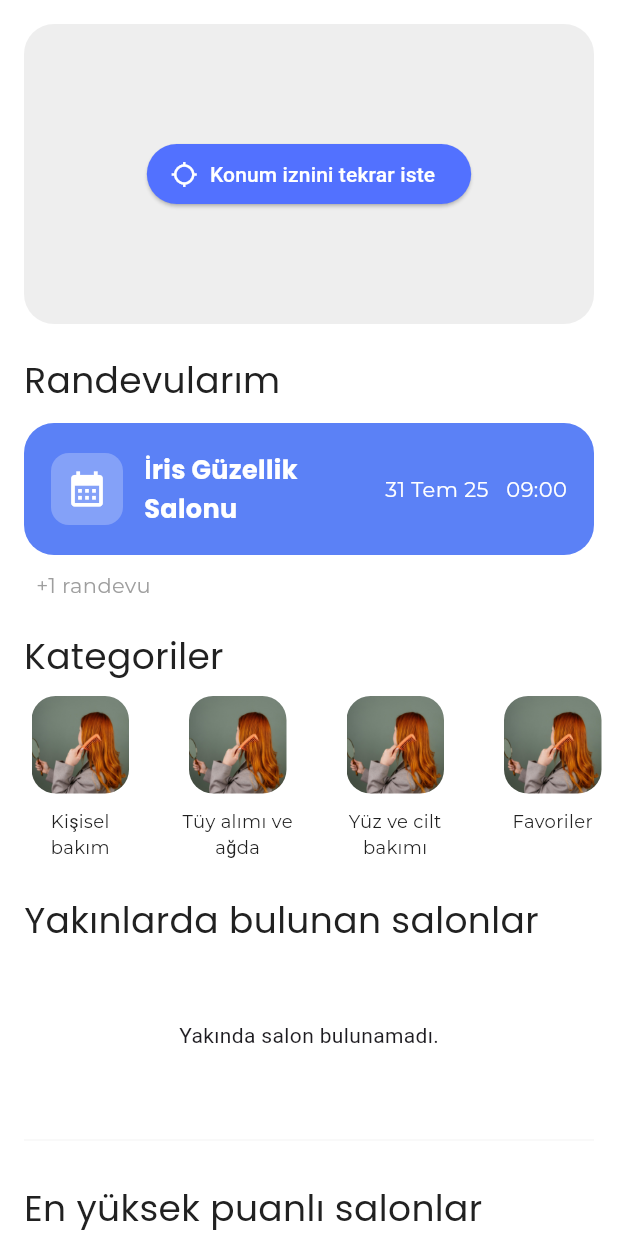
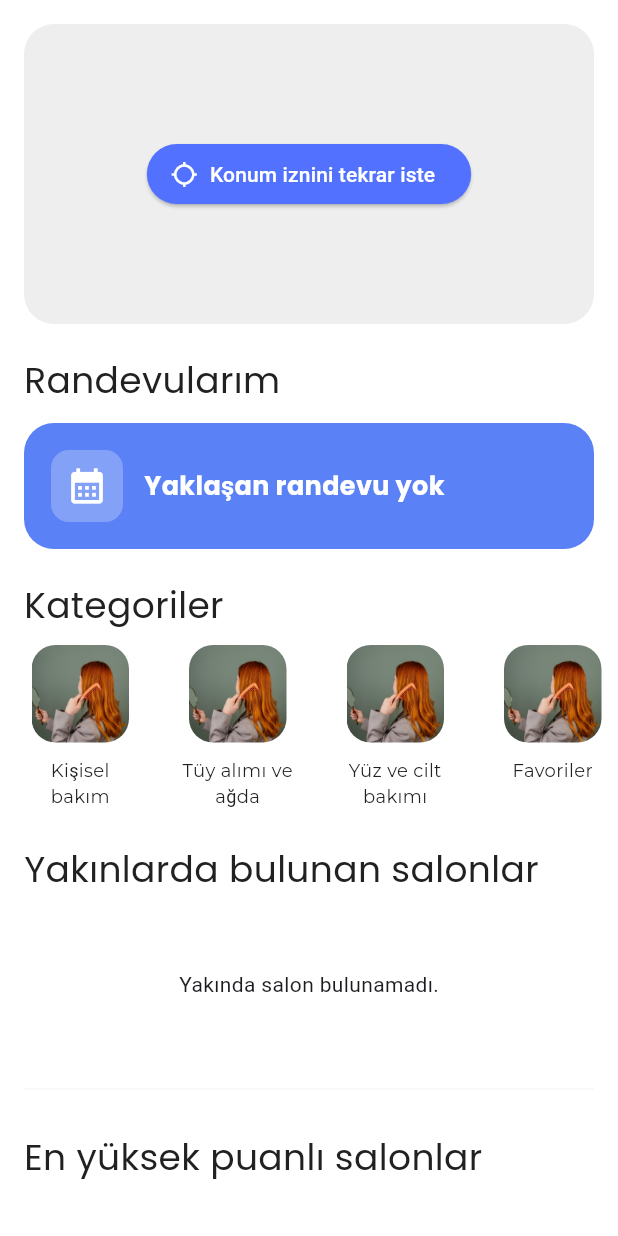
Before and after one commit to mustafazfr/Iris, a Flutter app: the DashboardScreen screen opened directly, after a tap on "Konum iznini tekrar iste", on a phone screen of 412 x 824 dp. Run offline on Flutter 3.47's test engine with Material 3 defaults, Android fonts, the phone set to English and light mode, and no system bars; our stand-ins replace cached_network_image, flutter_dotenv, geolocator, google_maps_flutter, supabase_flutter; accounts and stored records are empty.

Commit message:
UpcomingAppointmentsCard düzenlendi.

```diff
--- a/lib/repositories/reservation_repository.dart
+++ b/lib/repositories/reservation_repository.dart
@@ -1,7 +1,12 @@
 // lib/repositories/reservation_repository.dart
 import 'package:denemeye_devam/models/reservation_model.dart';
 import 'package:flutter/cupertino.dart';
+import 'package:intl/intl.dart';
 import 'package:supabase_flutter/supabase_flutter.dart';
+extension _NowX on DateTime {
+  String get d => DateFormat('yyyy-MM-dd').format(this);
+  String get hm => DateFormat('HH:mm').format(this);
+}
 
 class ReservationRepository {
   final SupabaseClient _client;
@@ -54,4 +59,57 @@ class ReservationRepository {
       throw Exception('Randevu durumu güncellenirken bir hata oluştu.');
     }
   }
+  Future<Map<String, dynamic>?> getNearestUpcomingApproved() async {
+    if (_userId == null) return null;
+    final now = DateTime.now();
+    final today = DateFormat('yyyy-MM-dd').format(now);
+
+    final rows = await _client
+        .from('reservations')
+        .select(
+        'reservation_id,reservation_date,reservation_time,status, '
+            'saloons(saloon_name)'
+    )
+        .eq('user_id', _userId!)
+        .eq('status', 'approved')
+        .gte('reservation_date', today)
+        .order('reservation_date', ascending: true)
+        .order('reservation_time', ascending: true)
+        .limit(5);
+
+    if (rows.isEmpty) return null;
+
+    for (final r in rows) {
+      final String d = r['reservation_date'] as String;
+      final String t = (r['reservation_time'] as String);
+      final String hhmm = t.length >= 5 ? t.substring(0, 5) : t; // "09:00"
+      final dt = DateTime.parse('$d $hhmm:00');
+      if (dt.isAfter(now)) return Map<String, dynamic>.from(r);
+    }
+    return null;
+  }
+
+  Future<int> getActiveCount() async {
+    if (_userId == null) return 0;
+    final now = DateTime.now();
+    final today = DateFormat('yyyy-MM-dd').format(now);
+
+    final rows = await _client
+        .from('reservations')
+        .select('reservation_date,reservation_time,status')
+        .eq('user_id', _userId!)
+    // in_ yerine filter
+        .filter('status', 'in', '("approved","pending")')
+        .gte('reservation_date', today);
+
+    int c = 0;
+    for (final r in rows) {
+      final String d = r['reservation_date'] as String;
+      final String t = (r['reservation_time'] as String);
+      final String hhmm = t.length >= 5 ? t.substring(0, 5) : t;
+      final dt = DateTime.parse('$d $hhmm:00');
+      if (dt.isAfter(now)) c++;
+    }
+    return c;
+  }
 }
--- a/lib/screens/dashboard_screen.dart
+++ b/lib/screens/dashboard_screen.dart
@@ -8,6 +8,7 @@ import 'package:provider/provider.dart';
 import 'package:google_maps_flutter/google_maps_flutter.dart';
 import '../features/appointments/screens/appointments_screen.dart';
 import '../features/appointments/screens/salon_detail_screen.dart';
+import '../viewmodels/appointments_viewmodel.dart';
 import 'fullscreen_map_screen.dart';
 
 // ------------------------ Randevularım ve Kategori Widget'ları ------------------------
@@ -322,11 +323,13 @@ class _DashboardContentState extends State<_DashboardContent> {
     _nearbySaloonsFuture = vm.getNearbySaloons();
     _topRatedSaloonsFuture = vm.getTopRatedSaloons();
     _campaignSaloonsFuture = vm.getCampaignSaloons();
+    Provider.of<AppointmentsViewModel>(context, listen: false).fetchDashboardSummary();
   }
 
   @override
   Widget build(BuildContext context) {
     final vm = Provider.of<DashboardViewModel>(context);
+    final appt = context.watch<AppointmentsViewModel>();
     return RefreshIndicator(
       color: AppColors.primaryColor,
       onRefresh: () async {
@@ -335,6 +338,7 @@ class _DashboardContentState extends State<_DashboardContent> {
           _topRatedSaloonsFuture = vm.getTopRatedSaloons();
           _campaignSaloonsFuture = vm.getCampaignSaloons();
         });
+        await context.read<AppointmentsViewModel>().fetchDashboardSummary();
       },
       child: SingleChildScrollView(
         padding: const EdgeInsets.only(bottom: 120.0),
@@ -343,7 +347,6 @@ class _DashboardContentState extends State<_DashboardContent> {
           crossAxisAlignment: CrossAxisAlignment.start,
           children: [
             // ——— Harita Bölümü ———
-// ——— Harita Bölümü ———
             Padding(
               padding: const EdgeInsets.all(16.0),
               child: ClipRRect(
@@ -449,10 +452,10 @@ class _DashboardContentState extends State<_DashboardContent> {
 
             // ---------------------- BURAYA EKLEDİM ------------------------
             UpcomingAppointmentsCard(
-              salonName: "İris Güzellik Salonu",
-              dateStr: "31 Tem 25",
-              timeStr: "09:00",
-              otherCount: 1,
+              salonName: appt.hasUpcoming ? appt.nextSalonName! : "Yaklaşan randevu yok",
+              dateStr: appt.hasUpcoming ? appt.nextDateStr! : "",
+              timeStr: appt.hasUpcoming ? appt.nextTimeStr! : "",
+              otherCount: appt.otherActiveCount,
             ),
             const CategorySection(),
 
--- a/lib/viewmodels/appointments_viewmodel.dart
+++ b/lib/viewmodels/appointments_viewmodel.dart
@@ -3,11 +3,22 @@
 import 'package:denemeye_devam/models/reservation_model.dart';
 import 'package:denemeye_devam/repositories/reservation_repository.dart';
 import 'package:flutter/material.dart';
+import 'package:intl/intl.dart';
 import 'package:supabase_flutter/supabase_flutter.dart';
 import 'package:flutter/cupertino.dart';
 
+
 class AppointmentsViewModel extends ChangeNotifier {
   final ReservationRepository _repository = ReservationRepository(Supabase.instance.client);
+
+  String? _nextSalonName, _nextDateStr, _nextTimeStr;
+  int _otherActiveCount = 0;
+
+  String? get nextSalonName => _nextSalonName;
+  String? get nextDateStr => _nextDateStr;
+  String? get nextTimeStr => _nextTimeStr;
+  int get otherActiveCount => _otherActiveCount;
+  bool get hasUpcoming => _nextSalonName != null;
 
   bool _isLoading = false;
   bool get isLoading => _isLoading;
@@ -49,6 +60,38 @@ class AppointmentsViewModel extends ChangeNotifier {
       rethrow;
     }
   }
+  Future<void> fetchDashboardSummary() async {
+    try {
+      final nearest = await _repository.getNearestUpcomingApproved();
+      final active = await _repository.getActiveCount();
+
+      if (nearest != null) {
+        final saloons = nearest['saloons'] as Map<String, dynamic>?;
+        _nextSalonName = saloons?['saloon_name'] as String? ?? 'Randevu';
+
+        final d = nearest['reservation_date'] as String;
+        final t = (nearest['reservation_time'] as String);
+        final hhmm = t.length >= 5 ? t.substring(0, 5) : t;
+
+        _nextDateStr = DateFormat('d MMM yy', 'tr_TR')
+            .format(DateTime.parse('$d 00:00:00')); // ör: 31 Tem 25
+        _nextTimeStr = hhmm;                        // ör: 09:00
+        _otherActiveCount = (active > 0) ? active - 1 : 0;
+      } else {
+        _nextSalonName = null;
+        _nextDateStr = null;
+        _nextTimeStr = null;
+        _otherActiveCount = 0;
+      }
+    } catch (e) {
+      debugPrint('fetchDashboardSummary err: $e');
+      _nextSalonName = null;
+      _nextDateStr = null;
+      _nextTimeStr = null;
+      _otherActiveCount = 0;
+    }
+    notifyListeners();
+  }
 
 // Yeniden randevu alma işlemi genellikle kullanıcıyı salon detay sayfasına yönlendirir.
 // Bu mantık şimdilik UI katmanında kalabilir.
```
